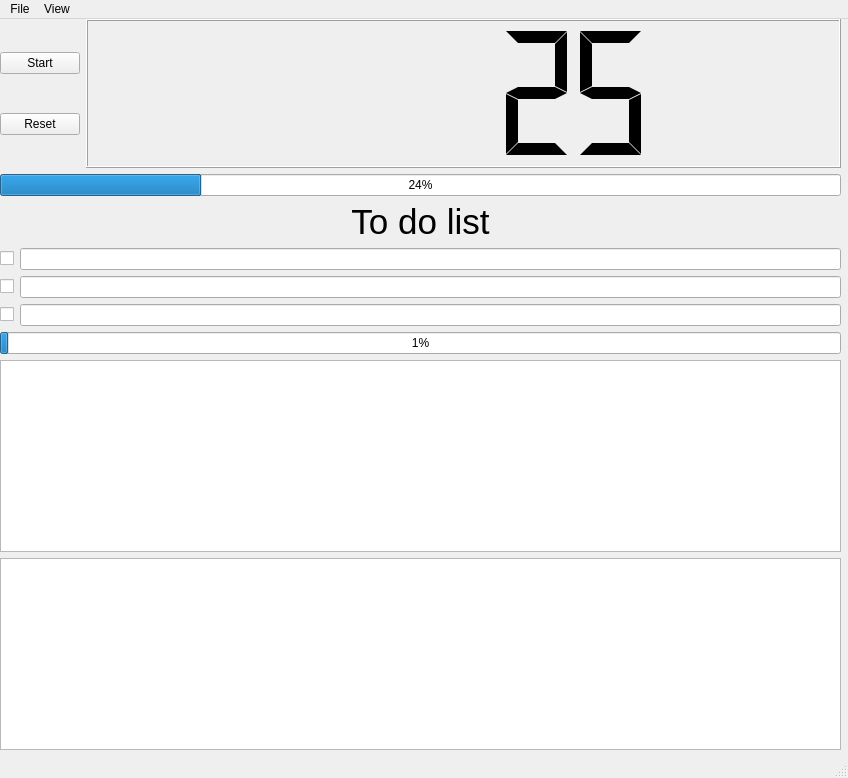
First picture: the form in timetracker/Dashboard/gui.ui, repository RupertDodkins/TimeTracker, before the edit.
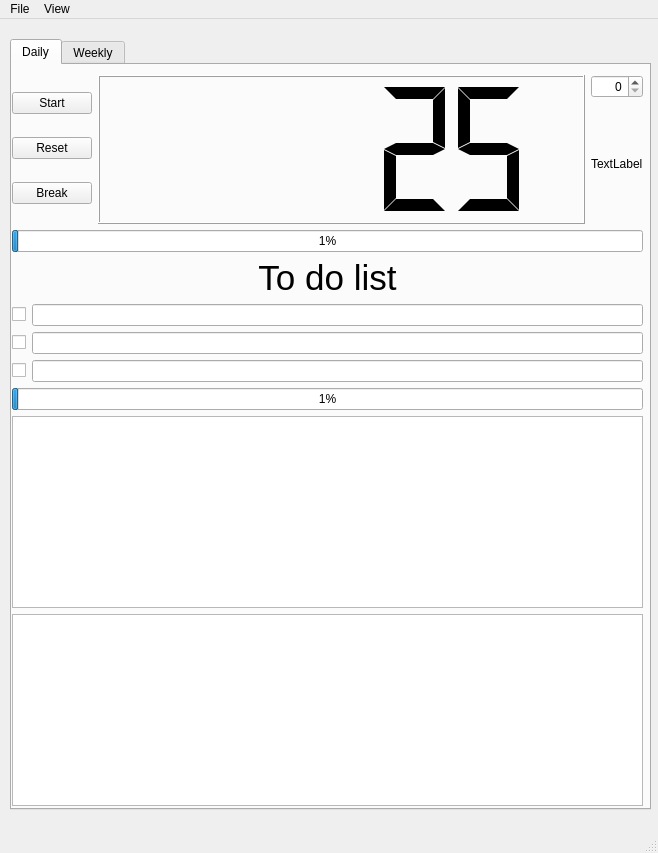
Second picture: the form after the edit.

Commit message: Sorted out window width and added spinbox for time goal

```diff
--- a/timetracker/Dashboard/gui.ui
+++ b/timetracker/Dashboard/gui.ui
@@ -2,24 +2,43 @@
 <ui version="4.0">
  <class>MainWindow</class>
  <widget class="QMainWindow" name="MainWindow">
+  <property name="enabled">
+   <bool>true</bool>
+  </property>
   <property name="geometry">
    <rect>
     <x>0</x>
     <y>0</y>
-    <width>848</width>
-    <height>778</height>
+    <width>658</width>
+    <height>853</height>
    </rect>
   </property>
   <property name="windowTitle">
    <string>MainWindow</string>
   </property>
   <widget class="QWidget" name="centralwidget">
+   <widget class="QTabWidget" name="tabWidget">
+    <property name="geometry">
+     <rect>
+      <x>10</x>
+      <y>20</y>
+      <width>641</width>
+      <height>771</height>
+     </rect>
+    </property>
+    <property name="currentIndex">
+     <number>0</number>
+    </property>
+    <widget class="QWidget" name="tab">
+     <attribute name="title">
+      <string>Daily</string>
+     </attribute>
    <widget class="QWidget" name="gridLayoutWidget">
     <property name="geometry">
      <rect>
       <x>0</x>
-      <y>0</y>
-      <width>841</width>
+        <y>10</y>
+        <width>631</width>
       <height>731</height>
      </rect>
     </property>
@@ -131,6 +150,23 @@
        </item>
       </layout>
      </item>
+       <item row="4" column="0">
+        <widget class="QGraphicsView" name="graphicsView">
+         <property name="sizePolicy">
+          <sizepolicy hsizetype="Minimum" vsizetype="Maximum">
+           <horstretch>50</horstretch>
+           <verstretch>50</verstretch>
+          </sizepolicy>
+         </property>
+        </widget>
+       </item>
+       <item row="1" column="0">
+        <widget class="QProgressBar" name="progressBar_2">
+         <property name="value">
+          <number>1</number>
+         </property>
+        </widget>
+       </item>
      <item row="0" column="0">
       <layout class="QHBoxLayout" name="horizontalLayout">
        <item>
@@ -149,6 +185,13 @@
            </property>
           </widget>
          </item>
+           <item>
+            <widget class="QPushButton" name="pushButton">
+             <property name="text">
+              <string>Break</string>
+             </property>
+            </widget>
+           </item>
         </layout>
        </item>
        <item>
@@ -172,26 +215,40 @@
          </property>
         </widget>
        </item>
-      </layout>
-     </item>
-     <item row="4" column="0">
-      <widget class="QGraphicsView" name="graphicsView">
+         <item>
+          <layout class="QVBoxLayout" name="verticalLayout_5">
+           <item>
+            <widget class="QSpinBox" name="spinBox">
        <property name="sizePolicy">
-        <sizepolicy hsizetype="Minimum" vsizetype="Maximum">
-         <horstretch>50</horstretch>
-         <verstretch>50</verstretch>
-        </sizepolicy>
-       </property>
-      </widget>
-     </item>
-     <item row="1" column="0">
-      <widget class="QProgressBar" name="progressBar_2">
-       <property name="value">
-        <number>24</number>
+              <sizepolicy hsizetype="Minimum" vsizetype="Fixed">
+               <horstretch>0</horstretch>
+               <verstretch>0</verstretch>
+              </sizepolicy>
+             </property>
+             <property name="alignment">
+              <set>Qt::AlignRight|Qt::AlignTrailing|Qt::AlignVCenter</set>
+             </property>
+            </widget>
+           </item>
+           <item>
+            <widget class="QLabel" name="label_2">
+             <property name="text">
+              <string>TextLabel</string>
        </property>
       </widget>
      </item>
     </layout>
+         </item>
+        </layout>
+       </item>
+      </layout>
+     </widget>
+    </widget>
+    <widget class="QWidget" name="tab_2">
+     <attribute name="title">
+      <string>Weekly</string>
+     </attribute>
+    </widget>
    </widget>
   </widget>
   <widget class="QMenuBar" name="menubar">
@@ -199,7 +256,7 @@
     <rect>
      <x>0</x>
      <y>0</y>
-     <width>848</width>
+     <width>658</width>
      <height>22</height>
     </rect>
    </property>
```
Lines whose indentation alone changed are shown as unchanged. The commit also changes 1 other file.
